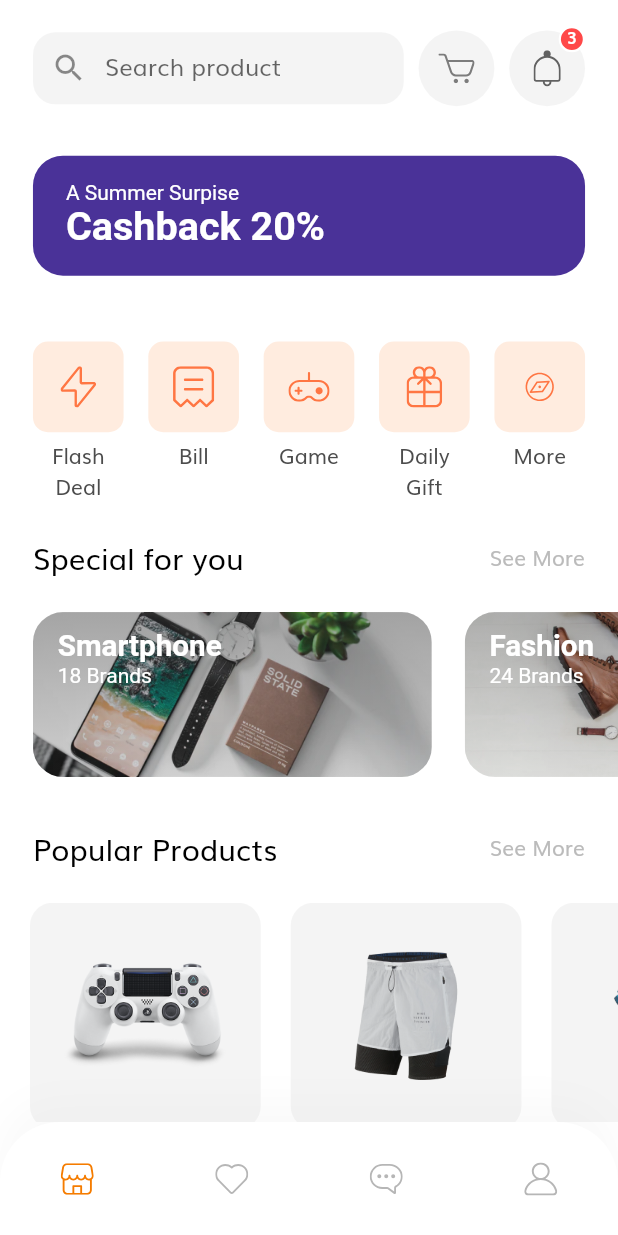
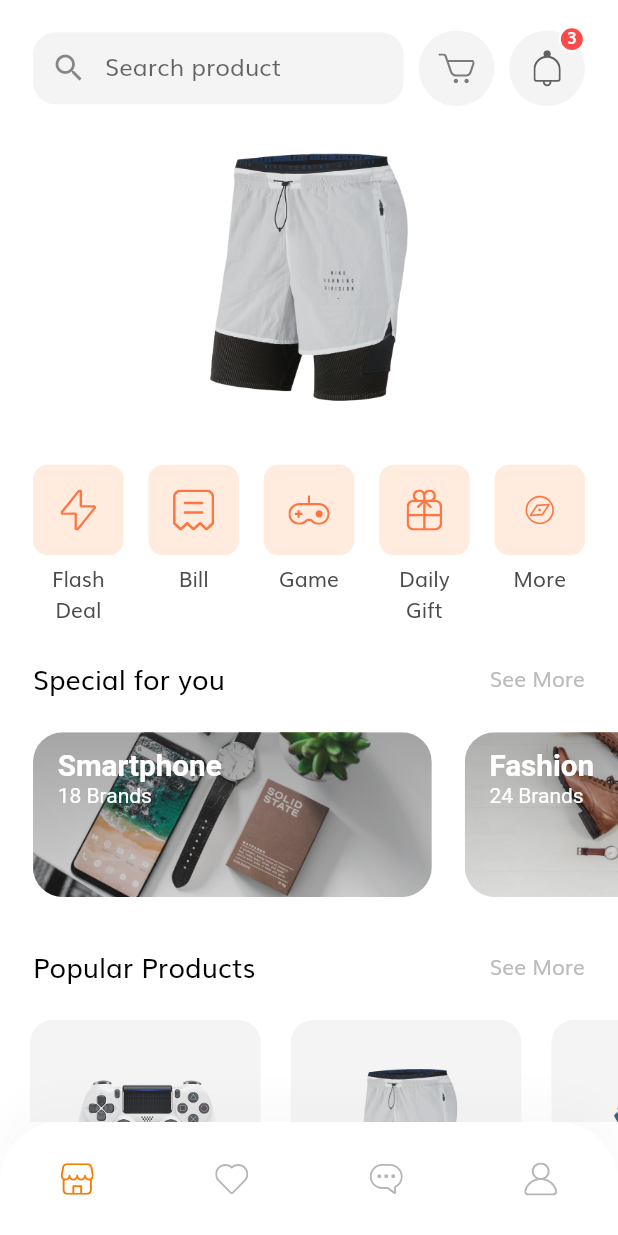
Before and after one commit to abdul737/online_market_client, a Flutter app: the HomeScreen screen opened by its route, on a phone screen of 412 x 824 dp. Run offline on Flutter 3.47's test engine with Material 2 defaults, Android fonts, the phone set to English and light mode, and no system bars; drawn by our look-alikes of carousel_slider; our stand-ins replace flutter_svg.

Commit message:
36 Reklama bannerlarini yasash

```diff
--- a/lib/screens/details/components/body.dart
+++ b/lib/screens/details/components/body.dart
@@ -37,7 +37,7 @@ class Body extends StatelessWidget {
                           left: SizeConfig.screenWidth * 0.15,
                           right: SizeConfig.screenWidth * 0.15,
                           bottom: getProportionateScreenWidth(40),
-                          top: getProportionateScreenWidth(15),
+                          top: 15,
                         ),
                         child: DefaultButton(
                           text: "Add To Cart",
--- a/lib/screens/details/components/color_dots.dart
+++ b/lib/screens/details/components/color_dots.dart
@@ -29,7 +29,7 @@ class ColorDots extends StatelessWidget {
               isSelected: index == selectedColor,
             ),
           ),
-          Spacer(),
+          const Spacer(),
           CountQuantityWidget(),
         ],
       ),
--- a/lib/screens/details/components/count_quantity.dart
+++ b/lib/screens/details/components/count_quantity.dart
@@ -32,7 +32,7 @@ class _CountQuantityWidgetState extends State<CountQuantityWidget> {
         RoundedIconBtn(icon: Icons.remove, press: _subtractQuantity),
         Container(
           margin: const EdgeInsets.symmetric(horizontal: 10),
-          child: Text('${quantity}'),
+          child: Text('$quantity'),
         ),
         RoundedIconBtn(icon: Icons.add, press: _addQuantity)
       ],
--- a/lib/screens/details/components/custom_app_bar.dart
+++ b/lib/screens/details/components/custom_app_bar.dart
@@ -21,7 +21,7 @@ class CustomAppBar extends StatelessWidget implements PreferredSizeWidget {
           children: [
             SizedBox(
               height: getProportionateScreenWidth(40),
-              width: getProportionateScreenWidth(40),
+              width: 40,
               child: FlatButton(
                 shape: RoundedRectangleBorder(
                   borderRadius: BorderRadius.circular(60),
--- a/lib/screens/details/components/product_description.dart
+++ b/lib/screens/details/components/product_description.dart
@@ -38,7 +38,7 @@ class ProductDescription extends StatelessWidget {
         ),
         Padding(
           padding: EdgeInsets.only(
-            left: getProportionateScreenWidth(20),
+            left: 20,
             right: getProportionateScreenWidth(64),
           ),
           child: Text(
--- a/lib/screens/details/components/product_images.dart
+++ b/lib/screens/details/components/product_images.dart
@@ -23,7 +23,7 @@ class _ProductImagesState extends State<ProductImages> {
     return Column(
       children: [
         SizedBox(
-          width: getProportionateScreenWidth(238),
+          width: 238,
           child: AspectRatio(
             aspectRatio: 1,
             child: Hero(
--- a/lib/screens/details/components/top_rounded_container.dart
+++ b/lib/screens/details/components/top_rounded_container.dart
@@ -15,7 +15,7 @@ class TopRoundedContainer extends StatelessWidget {
   @override
   Widget build(BuildContext context) {
     return Container(
-      margin: EdgeInsets.only(top: getProportionateScreenWidth(20)),
+      margin: const EdgeInsets.only(top: 20),
       padding: EdgeInsets.only(top: getProportionateScreenWidth(20)),
       width: double.infinity,
       decoration: BoxDecoration(
--- a/lib/screens/home/components/body.dart
+++ b/lib/screens/home/components/body.dart
@@ -1,8 +1,8 @@
 import 'package:flutter/material.dart';
+import 'package:online_market_client/screens/home/components/carousel_bar.dart';
 
 import '../../../size_config.dart';
 import 'categories.dart';
-import 'discount_banner.dart';
 import 'home_header.dart';
 import 'popular_product.dart';
 import 'special_offers.dart';
@@ -19,7 +19,7 @@ class Body extends StatelessWidget {
             SizedBox(height: getProportionateScreenHeight(20)),
             HomeHeader(),
             SizedBox(height: getProportionateScreenWidth(10)),
-            DiscountBanner(),
+            CarouselBar(),
             Categories(),
             SpecialOffers(),
             SizedBox(height: getProportionateScreenWidth(30)),
--- /dev/null
+++ b/lib/screens/home/components/carousel_bar.dart
@@ -0,0 +1,28 @@
+import 'package:carousel_slider/carousel_slider.dart';
+import 'package:flutter/material.dart';
+import 'package:online_market_client/models/Product.dart';
+
+class CarouselBar extends StatelessWidget {
+  CarouselBar({Key? key}) : super(key: key);
+  CarouselController buttonCarouselController = CarouselController();
+  @override
+  Widget build(BuildContext context) => Column(children: <Widget>[
+        CarouselSlider(
+          items: List.generate(demoProducts.length, (index) {
+            return Image.asset('assets/images/Image Popular Product 2.png');
+          }),
+          carouselController: buttonCarouselController,
+          options: CarouselOptions(
+            enlargeCenterPage: true,
+            viewportFraction: 0.9,
+            aspectRatio: 2,
+            initialPage: 3,
+          ),
+        ),
+        // ElevatedButton(
+        //     onPressed: () => buttonCarouselController.nextPage(
+        //         duration: const Duration(milliseconds: 100),
+        //         curve: Curves.linear),
+        //     child: const Text('->'))
+      ]);
+}
--- a/lib/screens/home/components/categories.dart
+++ b/lib/screens/home/components/categories.dart
@@ -57,12 +57,12 @@ class CategoryCard extends StatelessWidget {
               height: getProportionateScreenWidth(55),
               width: getProportionateScreenWidth(55),
               decoration: BoxDecoration(
-                color: Color(0xFFFFECDF),
+                color: const Color(0xFFFFECDF),
                 borderRadius: BorderRadius.circular(10),
               ),
               child: SvgPicture.asset(icon),
             ),
-            SizedBox(height: 5),
+            const SizedBox(height: 5),
             Text(text, textAlign: TextAlign.center)
           ],
         ),
--- a/lib/screens/home/components/discount_banner.dart
+++ /dev/null
@@ -1,41 +0,0 @@
-import 'package:flutter/material.dart';
-
-import '../../../size_config.dart';
-
-class DiscountBanner extends StatelessWidget {
-  const DiscountBanner({
-    Key? key,
-  }) : super(key: key);
-
-  @override
-  Widget build(BuildContext context) {
-    return Container(
-      // height: 90,
-      width: double.infinity,
-      margin: EdgeInsets.all(getProportionateScreenWidth(20)),
-      padding: EdgeInsets.symmetric(
-        horizontal: getProportionateScreenWidth(20),
-        vertical: getProportionateScreenWidth(15),
-      ),
-      decoration: BoxDecoration(
-        color: Color(0xFF4A3298),
-        borderRadius: BorderRadius.circular(20),
-      ),
-      child: Text.rich(
-        TextSpan(
-          style: TextStyle(color: Colors.white),
-          children: [
-            TextSpan(text: "A Summer Surpise\n"),
-            TextSpan(
-              text: "Cashback 20%",
-              style: TextStyle(
-                fontSize: getProportionateScreenWidth(24),
-                fontWeight: FontWeight.bold,
-              ),
-            ),
-          ],
-        ),
-      ),
-    );
-  }
-}
--- a/lib/screens/home/components/home_header.dart
+++ b/lib/screens/home/components/home_header.dart
@@ -18,7 +18,7 @@ class HomeHeader extends StatelessWidget {
       child: Row(
         mainAxisAlignment: MainAxisAlignment.spaceBetween,
         children: [
-          SearchField(),
+          const SearchField(),
           IconBtnWithCounter(
             svgSrc: "assets/icons/Cart Icon.svg",
             press: () => Navigator.pushNamed(context, CartScreen.routeName),
--- a/lib/screens/home/components/icon_btn_with_counter.dart
+++ b/lib/screens/home/components/icon_btn_with_counter.dart
@@ -42,7 +42,7 @@ class IconBtnWithCounter extends StatelessWidget {
                 height: getProportionateScreenWidth(16),
                 width: getProportionateScreenWidth(16),
                 decoration: BoxDecoration(
-                  color: Color(0xFFFF4848),
+                  color: const Color(0xFFFF4848),
                   shape: BoxShape.circle,
                   border: Border.all(width: 1.5, color: Colors.white),
                 ),
--- a/lib/screens/home/components/search_field.dart
+++ b/lib/screens/home/components/search_field.dart
@@ -26,7 +26,7 @@ class SearchField extends StatelessWidget {
             focusedBorder: InputBorder.none,
             enabledBorder: InputBorder.none,
             hintText: "Search product",
-            prefixIcon: Icon(Icons.search)),
+            prefixIcon: const Icon(Icons.search)),
       ),
     );
   }
--- a/lib/screens/home/components/section_title.dart
+++ b/lib/screens/home/components/section_title.dart
@@ -1,6 +1,4 @@
 import 'package:flutter/material.dart';
-
-import '../../../size_config.dart';
 
 class SectionTitle extends StatelessWidget {
   const SectionTitle({
@@ -19,8 +17,8 @@ class SectionTitle extends StatelessWidget {
       children: [
         Text(
           title,
-          style: TextStyle(
-            fontSize: getProportionateScreenWidth(18),
+          style: const TextStyle(
+            fontSize: 18,
             color: Colors.black,
           ),
         ),
--- a/lib/screens/home/components/special_offers.dart
+++ b/lib/screens/home/components/special_offers.dart
@@ -82,8 +82,8 @@ class SpecialOfferCard extends StatelessWidget {
                       begin: Alignment.topCenter,
                       end: Alignment.bottomCenter,
                       colors: [
-                        Color(0xFF343434).withOpacity(0.4),
-                        Color(0xFF343434).withOpacity(0.15),
+                        const Color(0xFF343434).withOpacity(0.4),
+                        const Color(0xFF343434).withOpacity(0.15),
                       ],
                     ),
                   ),
--- a/pubspec.yaml
+++ b/pubspec.yaml
@@ -27,6 +27,7 @@ environment:
 # the latest version available on pub.dev. To see which dependencies have newer
 # versions available, run `flutter pub outdated`.
 dependencies:
+  carousel_slider: ^4.0.0
   flutter:
     sdk: flutter
 
```
Also changed, not shown: pubspec.lock.
